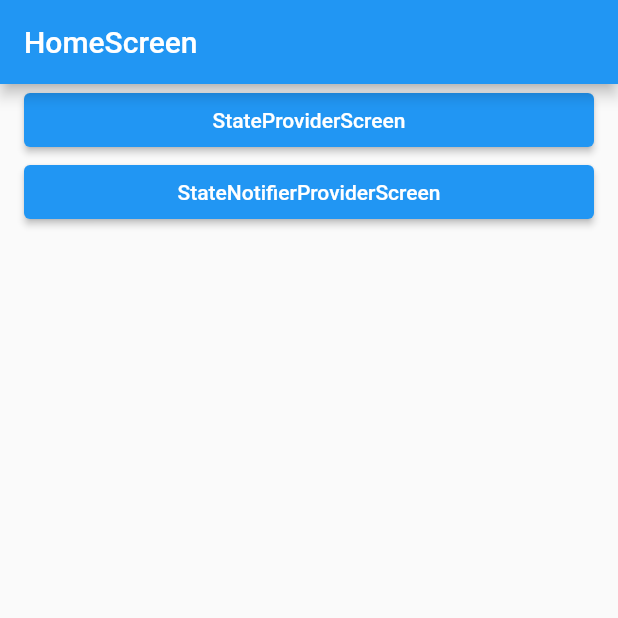
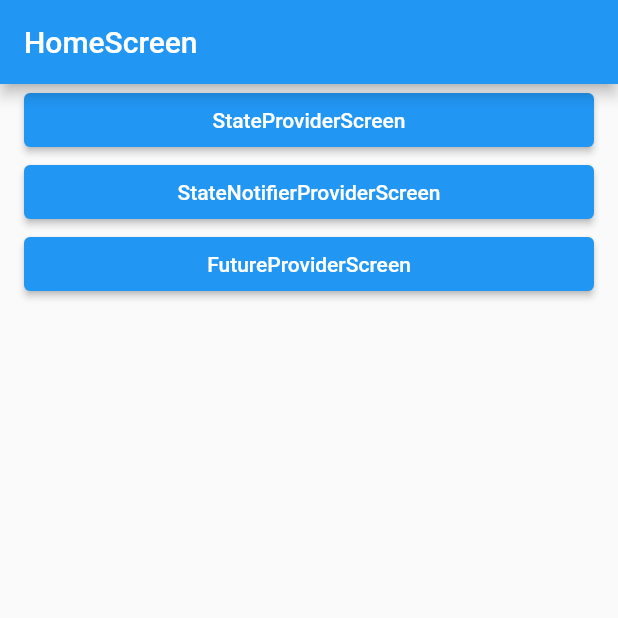
Before and after one commit to SunChulBaek-2/CodeFactoryRiverpod, a Flutter app: the screen it shows after launch, on a phone screen of 412 x 824 dp, the top half of it. Run offline on Flutter 3.47's test engine with Material 2 defaults, Android fonts, the phone set to English and light mode, and no system bars; our stand-ins replace flutter_riverpod.

Commit message:
FutureProvider 실습

```diff
--- a/lib/main.dart
+++ b/lib/main.dart
@@ -1,3 +1,4 @@
+import 'package:codefactory_riverpod/screen/future_provider_screen.dart';
 import 'package:codefactory_riverpod/screen/home_screen.dart';
 import 'package:codefactory_riverpod/screen/state_notifier_provider.dart';
 import 'package:codefactory_riverpod/screen/state_provider_screen.dart';
@@ -15,6 +16,8 @@ void main() {
                 return StateProviderScreen();
               } else if (settings.name == StateNotifierProviderScreen.routeName) {
                 return StateNotifierProviderScreen();
+              } else if (settings.name == FutureProviderScreen.routeName) {
+                return FutureProviderScreen();
               }
               throw Exception();
             },
--- /dev/null
+++ b/lib/riverpod/future_provider.dart
@@ -0,0 +1,6 @@
+import 'package:flutter_riverpod/flutter_riverpod.dart';
+
+final multiplesFutureProvider = FutureProvider<List<int>>((ref) async {
+  await Future.delayed(const Duration(seconds: 2));
+  return [1,2,3,4,5];
+});
--- a/lib/screen/home_screen.dart
+++ b/lib/screen/home_screen.dart
@@ -1,4 +1,5 @@
 import 'package:codefactory_riverpod/layout/default_layout.dart';
+import 'package:codefactory_riverpod/screen/future_provider_screen.dart';
 import 'package:codefactory_riverpod/screen/state_notifier_provider.dart';
 import 'package:codefactory_riverpod/screen/state_provider_screen.dart';
 import 'package:flutter/material.dart';
@@ -19,10 +20,16 @@ class HomeScreen extends StatelessWidget {
             child: Text('StateProviderScreen')
           ),
           ElevatedButton(
-              onPressed: () {
-                Navigator.of(context).pushNamed(StateNotifierProviderScreen.routeName);
-              },
-              child: Text('StateNotifierProviderScreen')
+            onPressed: () {
+              Navigator.of(context).pushNamed(StateNotifierProviderScreen.routeName);
+            },
+            child: Text('StateNotifierProviderScreen')
+          ),
+          ElevatedButton(
+            onPressed: () {
+              Navigator.of(context).pushNamed(FutureProviderScreen.routeName);
+            },
+            child: Text('FutureProviderScreen')
           ),
         ],
       )
--- a/lib/screen/state_provider_screen.dart
+++ b/lib/screen/state_provider_screen.dart
@@ -1,5 +1,5 @@
 import 'package:codefactory_riverpod/layout/default_layout.dart';
-import 'package:codefactory_riverpod/riverpod/state_provider_screen.dart';
+import 'package:codefactory_riverpod/riverpod/state_provider.dart';
 import 'package:flutter/material.dart';
 import 'package:flutter_riverpod/flutter_riverpod.dart';
 
```
Also changed, not shown: lib/screen/future_provider_screen.dart (added, +31 -0 lines), lib/riverpod/state_provider.dart (renamed from lib/riverpod/state_provider_screen.dart).
